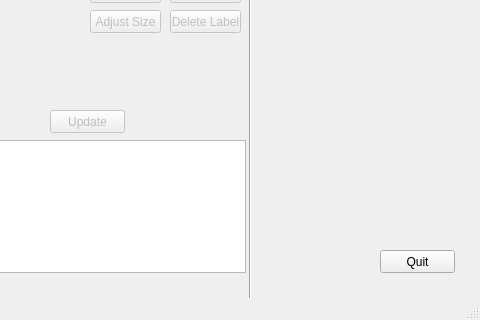
This is mainWin.ui in TimotheosS/Automatic-Image-Annotation as Qt 5 draws it before an edit; both pictures show x 530 to 1010 and y 400 to 720 of the 1010 by 720 pixel window. The edited form follows.
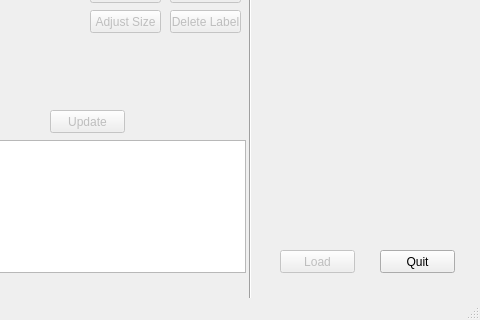
This is the edited form.

Commit message: Load Images from Library Update

```diff
--- a/mainWin.ui
+++ b/mainWin.ui
@@ -276,6 +276,25 @@
      <string>Original Image</string>
     </property>
    </widget>
+   <widget class="QPushButton" name="loadBtn">
+    <property name="enabled">
+     <bool>false</bool>
+    </property>
+    <property name="geometry">
+     <rect>
+      <x>810</x>
+      <y>650</y>
+      <width>75</width>
+      <height>23</height>
+     </rect>
+    </property>
+    <property name="text">
+     <string>Load</string>
+    </property>
+    <property name="autoDefault">
+     <bool>false</bool>
+    </property>
+   </widget>
   </widget>
   <widget class="QMenuBar" name="menubar">
    <property name="geometry">
```
The commit also changes 1 other file.
